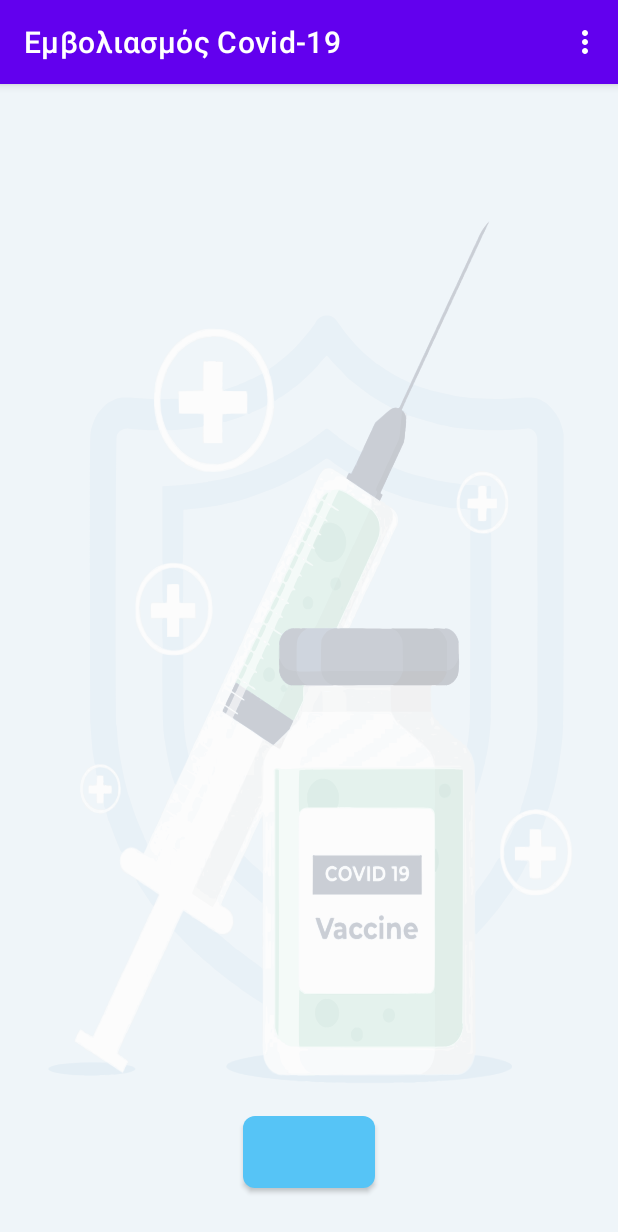
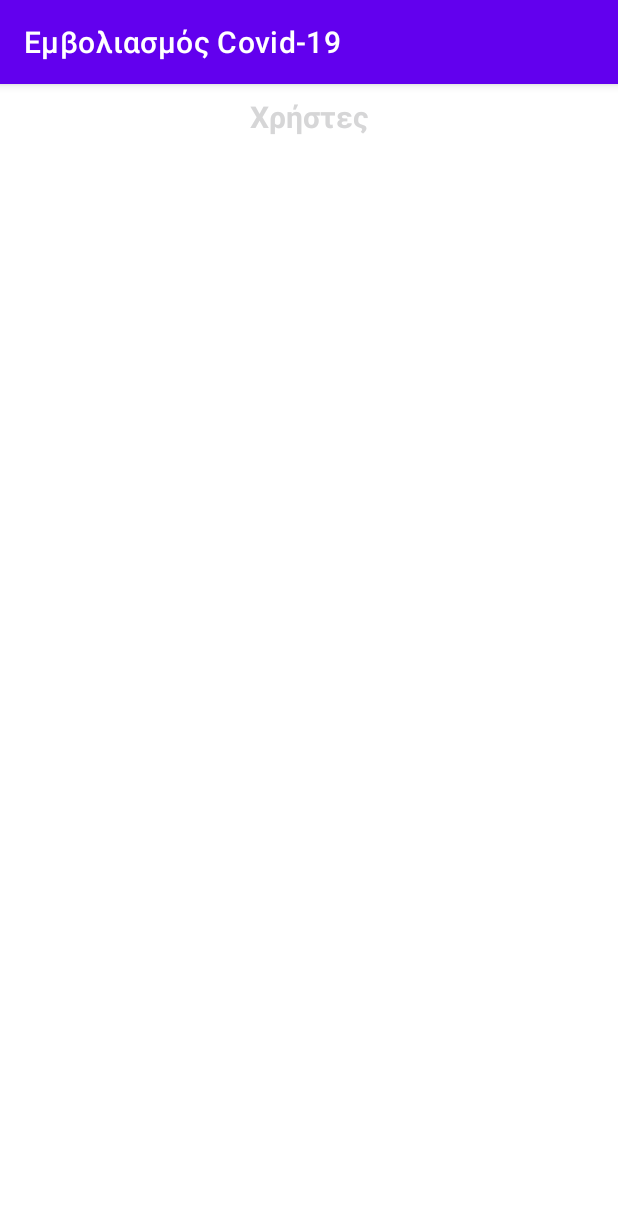
Before and after one commit to dlnioanna/VaccineAppointment, an Android app: the screen it shows after launch (FirebaseUIActivity before the commit, RolesActivity after it), in the options menu, after a tap on "Ρόλοι χρηστών", on a phone screen of 412 x 824 dp. Shown: the top 1232 px of the screen. Run offline under Robolectric (Android 15) with nearby library versions, the phone set to English and light mode, and no system bars; our stand-ins replace Firebase (no records; nobody signed in at launch, a user with empty details on screens opened directly), data binding; libraries missing offline, so code that uses them is left out: com.firebase.ui; 2 statements that could not run were skipped.

Commit message:
before ading admin sdk

```diff
--- a/app/build.gradle
+++ b/app/build.gradle
@@ -44,7 +44,7 @@ dependencies {
     implementation "com.firebaseui:firebase-ui-auth:7.1.1"
     implementation platform('com.google.firebase:firebase-bom:27.1.0')
     implementation 'com.google.android.gms:play-services-auth:19.0.0'
-    implementation 'com.google.android.gms:play-services-maps:17.0.0'
+    implementation 'com.google.android.gms:play-services-maps:17.0.1'
     implementation 'com.google.android.gms:play-services-location:18.0.0'
     testImplementation 'junit:junit:4.+'
     androidTestImplementation 'androidx.test.ext:junit:1.1.2'
--- a/app/src/main/java/unipi/protal/vaccineappointment/activities/FirebaseUIActivity.java
+++ b/app/src/main/java/unipi/protal/vaccineappointment/activities/FirebaseUIActivity.java
@@ -55,6 +55,8 @@ public class FirebaseUIActivity extends AppCompatActivity implements LocationLis
     public static final String APPOINTMENTS = "appointments";
     public static final String CLAIMS = "claims";
     public static final String DOCTOR = "doctor";
+    public static final String EMAIL = "email";
+    public static final String USER_NAME = "display_name";
     public static final String PATIENT = "patient";
     public static final String TITLE = "title";
 
@@ -147,7 +149,7 @@ public class FirebaseUIActivity extends AppCompatActivity implements LocationLis
         if (id == R.id.action_sign_out) {
             signOut();
         }else if (id == R.id.action_role_asign) {
-
+            startActivity(new Intent(getApplicationContext(), RolesActivity.class));
         }
         return super.onOptionsItemSelected(item);
     }
@@ -275,6 +277,8 @@ public class FirebaseUIActivity extends AppCompatActivity implements LocationLis
                 }else {
                     claimsDatabaseReference.child(firebaseUser.getUid()).child(PATIENT).setValue(true);
                     claimsDatabaseReference.child(firebaseUser.getUid()).child(DOCTOR).setValue(false);
+                    claimsDatabaseReference.child(firebaseUser.getUid()).child(EMAIL).setValue(firebaseUser.getEmail());
+                    claimsDatabaseReference.child(firebaseUser.getUid()).child(USER_NAME).setValue(firebaseUser.getDisplayName());
                     binding.loginMessage.setText(getString(R.string.user_login_message));
                     binding.findHospital.setText(getString(R.string.search_hospital));
                     binding.findHospital.setOnClickListener(v -> gps(v));
--- a/app/src/main/java/unipi/protal/vaccineappointment/activities/MapsActivity.java
+++ b/app/src/main/java/unipi/protal/vaccineappointment/activities/MapsActivity.java
@@ -185,7 +185,7 @@ public class MapsActivity extends FragmentActivity implements OnMapReadyCallback
         }
         circleOptions = new CircleOptions().center(position).radius(30).strokeColor(Color.BLUE).fillColor(Color.BLUE);
         circle = mMap.addCircle(circleOptions);
-        CameraPosition target = CameraPosition.builder().target(position).build();
+        CameraPosition target = CameraPosition.builder().target(position).zoom(14).build();
         mMap.moveCamera(CameraUpdateFactory.newCameraPosition(target));
 
 
--- a/app/src/main/java/unipi/protal/vaccineappointment/activities/RolesActivity.java
+++ b/app/src/main/java/unipi/protal/vaccineappointment/activities/RolesActivity.java
@@ -3,20 +3,71 @@ package unipi.protal.vaccineappointment.activities;
 import androidx.appcompat.app.AppCompatActivity;
 
 import android.os.Bundle;
+import android.util.Log;
+import android.view.View;
+import android.widget.Toast;
 
-import com.google.firebase.auth.FirebaseAuth;
+import com.google.firebase.database.DataSnapshot;
+import com.google.firebase.database.DatabaseError;
+import com.google.firebase.database.DatabaseReference;
+import com.google.firebase.database.FirebaseDatabase;
+import com.google.firebase.database.ValueEventListener;
+import java.util.ArrayList;
+import unipi.protal.vaccineappointment.R;
+import unipi.protal.vaccineappointment.databinding.ActivityRolesBinding;
+import unipi.protal.vaccineappointment.entities.Claims;
+import unipi.protal.vaccineappointment.utils.HospitalAdapter;
+import unipi.protal.vaccineappointment.utils.UserRoleAdapter;
 
-import unipi.protal.vaccineappointment.R;
+import static unipi.protal.vaccineappointment.activities.FirebaseUIActivity.CLAIMS;
 
-public class RolesActivity extends AppCompatActivity {
+
+public class RolesActivity extends AppCompatActivity implements UserRoleAdapter.SwitchClickListener{
+    private ActivityRolesBinding binding;
+    private FirebaseDatabase firebaseDatabase;
+    private DatabaseReference databaseReference;
+    private ArrayList<Claims> claimsList;
+    private UserRoleAdapter appointmentAdapter;
+
 
     @Override
     protected void onCreate(Bundle savedInstanceState) {
         super.onCreate(savedInstanceState);
-        setContentView(R.layout.activity_roles);
+        binding = ActivityRolesBinding.inflate(getLayoutInflater());
+        View view = binding.getRoot();
+        setContentView(view);
+        binding.rolesRecyclerViewTitle.setText(getString(R.string.list_of_user_roles));
+        firebaseDatabase = FirebaseDatabase.getInstance();
+        databaseReference = firebaseDatabase.getReference(CLAIMS);
+        claimsList = new ArrayList<>();
+        binding.firebaseProgressBar.setVisibility(View.VISIBLE);
+        databaseReference.addValueEventListener(new ValueEventListener() {
+            @Override
+            public void onDataChange(DataSnapshot dataSnapshot) {
+                for (DataSnapshot snapshot : dataSnapshot.getChildren()) {
+                    Claims claims = snapshot.getValue(Claims.class);
+                    claimsList.add(claims);
+                }
+                createAdapter();
+            }
 
-//        UserRecord userRecord = FirebaseAuth.getInstance().getUserByPhoneNumber(phoneNumber);
-//// See the UserRecord reference doc for the contents of userRecord.
-//        System.out.println("Successfully fetched user data: " + userRecord.getPhoneNumber());
+            @Override
+            public void onCancelled(DatabaseError databaseError) {
+                // Getting hospitals failed, log a message
+                Toast.makeText(getApplicationContext(), databaseError.getMessage(), Toast.LENGTH_SHORT).show();
+            }
+        });
+
+    }
+
+    @Override
+    public void onSwitchClicked(int clickedItemIndex) {
+        Toast.makeText(this,"clicked ",Toast.LENGTH_SHORT).show();
+    }
+
+    private void createAdapter(){
+        appointmentAdapter = new UserRoleAdapter(claimsList,this);
+        binding.userRolesRecyclerView.setAdapter(appointmentAdapter);
+        binding.firebaseProgressBar.setVisibility(View.GONE);
     }
 }
--- /dev/null
+++ b/app/src/main/java/unipi/protal/vaccineappointment/utils/UserRoleAdapter.java
@@ -0,0 +1,79 @@
+package unipi.protal.vaccineappointment.utils;
+
+import android.content.Context;
+import android.view.LayoutInflater;
+import android.view.View;
+import android.view.ViewGroup;
+import android.widget.CompoundButton;
+import android.widget.Switch;
+import android.widget.TextView;
+
+import androidx.annotation.NonNull;
+import androidx.recyclerview.widget.RecyclerView;
+
+import java.util.List;
+
+import unipi.protal.vaccineappointment.R;
+import unipi.protal.vaccineappointment.entities.Appointment;
+import unipi.protal.vaccineappointment.entities.Claims;
+
+public class UserRoleAdapter extends RecyclerView.Adapter<UserRoleAdapter.UserViewHolder> {
+    private List<Claims> claimsList;
+    private int numOfUsers;
+    private Context context;
+    final private SwitchClickListener switchClickListener;
+
+    public interface SwitchClickListener {
+        void onSwitchClicked(int clickedItemIndex);
+    }
+
+    public UserRoleAdapter(List<Claims> claims,SwitchClickListener listener) {
+        claimsList=claims;
+        numOfUsers = claimsList.size();
+        switchClickListener = listener;
+    }
+
+    @NonNull
+    @Override
+    public UserRoleAdapter.UserViewHolder onCreateViewHolder(@NonNull ViewGroup parent, int viewType) {
+        LayoutInflater inflater = LayoutInflater.from(parent.getContext());
+        View view = inflater.inflate(R.layout.user_role_view, parent, false);
+        UserRoleAdapter.UserViewHolder viewHolder = new UserRoleAdapter.UserViewHolder(view);
+        context = parent.getContext();
+        return viewHolder;
+    }
+
+    @Override
+    public void onBindViewHolder(@NonNull UserRoleAdapter.UserViewHolder holder, int position) {
+        String first = context.getResources().getString(R.string.first_dose);
+        String second = context.getResources().getString(R.string.second_dose);
+        holder.userDisplayName.setText(claimsList.get(position).getDisplay_name());
+        holder.userEmail.setText(claimsList.get(position).getEmail());
+        int backgroundColorForViewHolder = ColorUtils.getViewHolderBackgroundColor(context,position);
+        holder.itemView.setBackgroundColor(backgroundColorForViewHolder);
+    }
+
+    @Override
+    public int getItemCount() {
+        return claimsList.size();
+    }
+
+
+    class UserViewHolder extends RecyclerView.ViewHolder implements View.OnClickListener {
+        TextView userDisplayName, userEmail,doctorSwitch;
+
+        public UserViewHolder(View itemView) {
+            super(itemView);
+            userDisplayName = (TextView) itemView.findViewById(R.id.role_user_name);
+            userEmail = (TextView) itemView.findViewById(R.id.role_user_email);
+            doctorSwitch = (Switch) itemView.findViewById(R.id.user_role_switch);
+            doctorSwitch.setOnClickListener(this);
+        }
+
+        @Override
+        public void onClick(View v) {
+            int clickedPosition = getAdapterPosition();
+            switchClickListener.onSwitchClicked(clickedPosition);
+        }
+    }
+}
--- a/app/src/main/res/layout/activity_roles.xml
+++ b/app/src/main/res/layout/activity_roles.xml
@@ -1,9 +1,38 @@
 <?xml version="1.0" encoding="utf-8"?>
-<androidx.constraintlayout.widget.ConstraintLayout xmlns:android="http://schemas.android.com/apk/res/android"
+<layout xmlns:android="http://schemas.android.com/apk/res/android"
     xmlns:app="http://schemas.android.com/apk/res-auto"
-    xmlns:tools="http://schemas.android.com/tools"
+    xmlns:tools="http://schemas.android.com/tools">
+<androidx.constraintlayout.widget.ConstraintLayout
     android:layout_width="match_parent"
     android:layout_height="match_parent"
     tools:context=".activities.RolesActivity">
+    <TextView
+        android:id="@+id/roles_recycler_view_title"
+        style="@style/list_of_appointments_title"
+        app:layout_constraintBottom_toTopOf="@+id/user_roles_recycler_view"
+        app:layout_constraintEnd_toEndOf="parent"
+        app:layout_constraintStart_toStartOf="parent"
+        app:layout_constraintTop_toTopOf="parent"
+        app:layout_constraintVertical_chainStyle="spread_inside"
+        tools:text="@string/list_of_user_roles" />
 
+    <androidx.recyclerview.widget.RecyclerView
+        android:id="@+id/user_roles_recycler_view"
+        style="@style/recycler_view_style"
+        app:layout_constraintEnd_toEndOf="parent"
+        app:layout_constraintStart_toStartOf="parent"
+        app:layout_constraintTop_toBottomOf="@+id/roles_recycler_view_title"
+        app:layoutManager="androidx.recyclerview.widget.LinearLayoutManager" />
+
+    <ProgressBar
+        android:id="@+id/firebase_progress_bar"
+        style="?android:attr/progressBarStyle"
+        android:layout_width="@dimen/progress_bar_size"
+        android:layout_height="@dimen/progress_bar_size"
+        android:visibility="gone"
+        app:layout_constraintBottom_toBottomOf="parent"
+        app:layout_constraintEnd_toEndOf="parent"
+        app:layout_constraintStart_toStartOf="parent"
+        app:layout_constraintTop_toTopOf="parent" />
 </androidx.constraintlayout.widget.ConstraintLayout>
+</layout>
--- a/app/src/main/res/values/dimens.xml
+++ b/app/src/main/res/values/dimens.xml
@@ -19,4 +19,5 @@
     <dimen name="extra_large_margin">32dp</dimen>
     <dimen name="extra_extra_large_margin">64dp</dimen>
     <dimen name="progress_bar_size">100dp</dimen>
+    <dimen name="adapter_row_height">84dp</dimen>
 </resources>
--- a/app/src/main/res/values/strings.xml
+++ b/app/src/main/res/values/strings.xml
@@ -15,6 +15,7 @@
     <string name="list_of_hospitals_title">Πλησιέστερα εμβολιαστικά κέντρα</string>
     <string name="list_of_recycler_hospitals_title">Εμβολιαστικά κέντρα</string>
     <string name="list_of_appointments_title">Ραντεβού</string>
+    <string name="list_of_user_roles">Χρήστες</string>
     <string name="name_title">Όνομα</string>
     <string name="last_name_title">Επίθετο</string>
     <string name="telephone_title">Τηλέφωνο</string>
@@ -30,4 +31,5 @@
     <string name="gps_no">ΟΧΙ, ΕΥΧΑΡΙΣΤΩ</string>
     <string name="save_appointment_error_message">Παρακαλώ συμπληρώστε όλα τα πεδία</string>
     <string name="save_appointment_message">Το ραντεβού σας έχει καταχωρηθεί</string>
+    <string name="doctor_switch">Γιατρός</string>
 </resources>
```
Also changed, not shown: app/src/main/java/unipi/protal/vaccineappointment/entities/Claims.java (added, +50 -0 lines), app/src/main/res/layout/user_role_view.xml (added, +25 -0 lines), app/src/main/res/values/styles.xml (+28 -0 lines).
